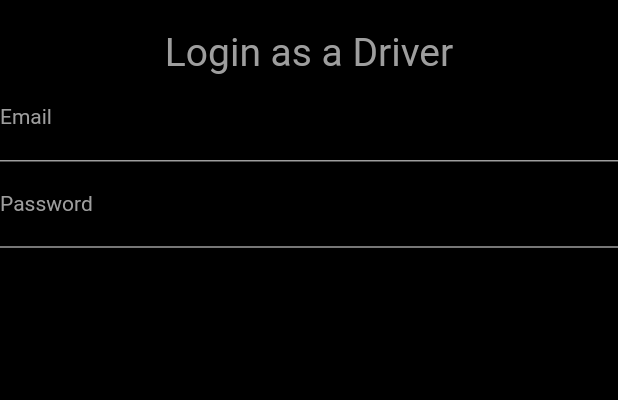
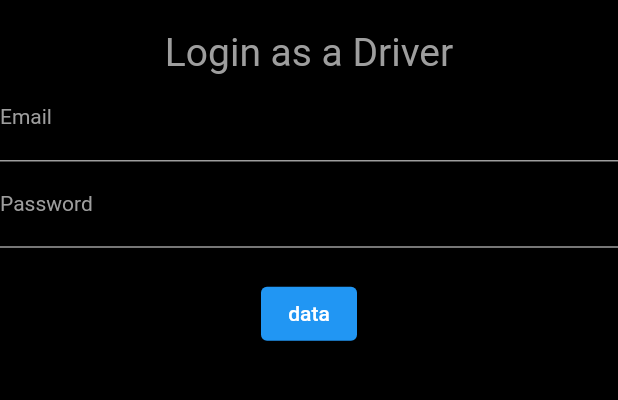
Before and after one commit to Devsaci/Uber-OLA-and-inDriver-Clone, a Flutter app: the screen it shows after launch, on a phone screen of 412 x 824 dp, the part 388-788 px from its top. Run offline on Flutter 3.47's test engine with Material 2 defaults, Android fonts, the light colour scheme and no system bars; missing offline and left inert: dart:html.

Commit message:
ElevatedButton

```diff
--- a/drivers_app_ma2022/lib/authentication/login_screen.dart
+++ b/drivers_app_ma2022/lib/authentication/login_screen.dart
@@ -1,3 +1,5 @@
+import 'dart:html';
+
 import 'package:flutter/cupertino.dart';
 import 'package:flutter/material.dart';
 
@@ -80,6 +82,13 @@ class _LoginScreenState extends State<LoginScreen> {
                 ),
               ),
             ),
+            const SizedBox(
+              height: 20,
+            ),
+            ElevatedButton(
+              onPressed: () {},
+              child: const Text('data'),
+            )
           ],
         ),
       ),
```
